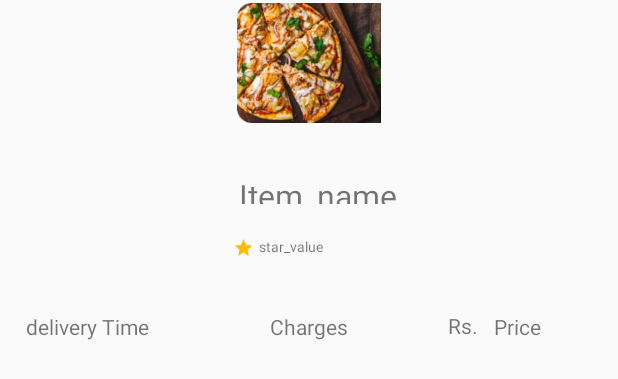
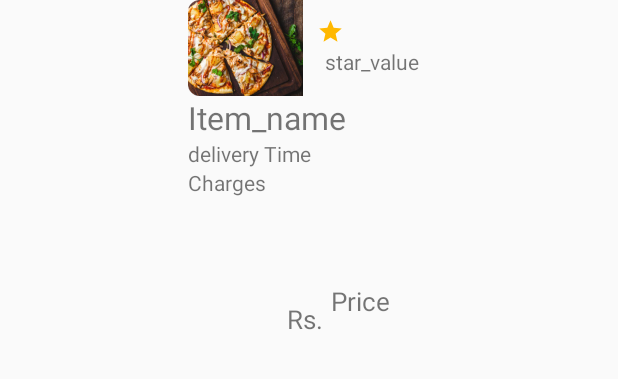
Before and after one commit to kaushikpuka1998/restaurant_app, an Android app: the layout recommended_recycler_items.xml on its own in the app's theme, with its tools: preview values and no code run, on a phone screen of 412 x 824 dp. Shown: the top 379 px of the screen. Run offline under Robolectric (Android 15) with nearby library versions, the phone set to English and light mode, and no system bars; Roboto replaces fonts that are not available here.

Commit message:
Recommended  UI Changed

```diff
--- a/app/src/main/res/layout/recommended_recycler_items.xml
+++ b/app/src/main/res/layout/recommended_recycler_items.xml
@@ -1,5 +1,5 @@
 <?xml version="1.0" encoding="utf-8"?>
-<androidx.constraintlayout.widget.ConstraintLayout xmlns:android="http://schemas.android.com/apk/res/android"
+<RelativeLayout xmlns:android="http://schemas.android.com/apk/res/android"
     xmlns:app="http://schemas.android.com/apk/res-auto"
     xmlns:tools="http://schemas.android.com/tools"
     android:layout_width="match_parent"
@@ -8,49 +8,68 @@
 
     <ImageView
         android:id="@+id/recoWhole"
-        android:layout_width="413dp"
-        android:layout_height="227dp"
+        android:layout_width="175dp"
+        android:layout_height="221dp"
+        android:layout_alignParentStart="true"
+        android:layout_alignParentTop="true"
+        android:layout_centerHorizontal="true"
+        android:layout_marginStart="116dp"
+
+
+
+        android:padding="15dp"
         app:layout_constraintBottom_toBottomOf="parent"
         app:layout_constraintEnd_toEndOf="parent"
-        app:layout_constraintTop_toTopOf="@+id/recommendedItemPic"
+        app:layout_constraintTop_toTopOf="parent"
         app:layout_constraintVertical_bias="0.0" />
 
     <ImageView
         android:id="@+id/recommendedItemPic"
-        android:layout_width="96dp"
-        android:layout_height="84dp"
+        android:layout_width="95dp"
+        android:layout_height="64dp"
+        android:layout_alignParentStart="true"
+        android:layout_alignParentTop="true"
+        android:layout_marginStart="116dp"
+        android:layout_marginTop="0dp"
+        app:layout_constraintBottom_toBottomOf="parent"
         app:layout_constraintEnd_toEndOf="parent"
+        app:layout_constraintHorizontal_bias="0.288"
         app:layout_constraintStart_toStartOf="parent"
+        app:layout_constraintTop_toTopOf="parent"
+        app:layout_constraintVertical_bias="0.0"
         app:srcCompat="@drawable/asiafood1"
-        tools:ignore="MissingConstraints"
-        tools:layout_editor_absoluteY="4dp" />
+        tools:ignore="MissingConstraints" />
 
     <TextView
         android:id="@+id/recommendedItem"
-        android:layout_width="125dp"
-        android:layout_height="20dp"
+        android:layout_width="wrap_content"
+        android:layout_height="wrap_content"
         android:fontFamily="@font/ubuntu_mono_bold"
         android:text="Item_name"
         android:textSize="21dp"
+        android:layout_below="@id/recommendedItemPic"
+        android:layout_marginLeft="125dp"
         app:layout_constraintBottom_toBottomOf="parent"
         app:layout_constraintEnd_toEndOf="parent"
-        app:layout_constraintHorizontal_bias="0.555"
+        app:layout_constraintHorizontal_bias="0.536"
         app:layout_constraintStart_toStartOf="parent"
-        app:layout_constraintTop_toBottomOf="@+id/recommendedItemPic"
-        app:layout_constraintVertical_bias="0.044"
+        app:layout_constraintTop_toTopOf="parent"
+        app:layout_constraintVertical_bias="0.0"
         tools:ignore="MissingConstraints" />
 
     <ImageView
         android:id="@+id/recommStar"
-        android:layout_width="14dp"
-        android:layout_height="16dp"
-        android:layout_marginTop="15dp"
+        android:layout_width="18dp"
+        android:layout_height="18dp"
+        android:layout_alignParentTop="true"
+        android:layout_toRightOf="@id/recommendedItemPic"
+        android:layout_marginTop="12dp"
         app:layout_constraintBottom_toBottomOf="parent"
         app:layout_constraintEnd_toEndOf="parent"
-        app:layout_constraintHorizontal_bias="0.391"
+        app:layout_constraintHorizontal_bias="0.425"
         app:layout_constraintStart_toStartOf="parent"
         app:layout_constraintTop_toBottomOf="@+id/recommendedItem"
-        app:layout_constraintVertical_bias="0.01"
+        app:layout_constraintVertical_bias="0.007"
         app:srcCompat="@drawable/ic_star_black_24dp"
         tools:ignore="MissingConstraints" />
 
@@ -58,30 +77,37 @@
         android:id="@+id/RecommendedRating"
         android:layout_width="wrap_content"
         android:layout_height="wrap_content"
+        android:layout_marginLeft="5dp"
         android:layout_marginTop="31dp"
         android:fontFamily="@font/ubuntu_mono"
         android:text="star_value"
-        android:textSize="9dp"
+        android:textSize="14dp"
+        android:layout_toRightOf="@id/recommendedItemPic"
         app:layout_constraintBottom_toBottomOf="parent"
         app:layout_constraintEnd_toEndOf="parent"
-        app:layout_constraintHorizontal_bias="0.467"
+        app:layout_constraintHorizontal_bias="0.501"
         app:layout_constraintStart_toStartOf="parent"
         app:layout_constraintTop_toTopOf="@+id/recommendedItem"
-        app:layout_constraintVertical_bias="0.017"
+        app:layout_constraintVertical_bias="0.021"
         tools:ignore="MissingConstraints" />
 
     <TextView
         android:id="@+id/RecommendedPrice"
         android:layout_width="wrap_content"
         android:layout_height="wrap_content"
+        android:layout_below="@id/RecommendedRating"
+        android:layout_marginLeft="0dp"
+        android:layout_marginTop="138dp"
+        android:layout_toRightOf="@+id/textView4"
         android:fontFamily="@font/ubuntu_mono"
         android:text="Price"
+        android:textSize="17dp"
         app:layout_constraintBottom_toBottomOf="parent"
         app:layout_constraintEnd_toEndOf="parent"
-        app:layout_constraintHorizontal_bias="0.866"
+        app:layout_constraintHorizontal_bias="0.512"
         app:layout_constraintStart_toStartOf="parent"
-        app:layout_constraintTop_toBottomOf="@+id/RecommendedRating"
-        app:layout_constraintVertical_bias="0.058"
+        app:layout_constraintTop_toTopOf="@+id/recommendedItem"
+        app:layout_constraintVertical_bias="0.231"
         tools:ignore="MissingConstraints" />
 
     <TextView
@@ -90,12 +116,14 @@
         android:layout_height="wrap_content"
         android:fontFamily="@font/ubuntu_mono"
         android:text="delivery Time"
+        android:layout_marginLeft="125dp"
+        android:layout_below="@id/recommendedItem"
         app:layout_constraintBottom_toBottomOf="parent"
         app:layout_constraintEnd_toEndOf="parent"
-        app:layout_constraintHorizontal_bias="0.053"
+        app:layout_constraintHorizontal_bias="0.309"
         app:layout_constraintStart_toStartOf="parent"
-        app:layout_constraintTop_toBottomOf="@+id/RecommendedRating"
-        app:layout_constraintVertical_bias="0.058"
+        app:layout_constraintTop_toTopOf="parent"
+        app:layout_constraintVertical_bias="0.094"
         tools:ignore="MissingConstraints" />
 
     <TextView
@@ -104,24 +132,33 @@
         android:layout_height="wrap_content"
         android:fontFamily="@font/ubuntu_mono"
         android:text="Charges"
+        android:layout_marginLeft="125dp"
+        android:layout_below="@id/recommended_deliverytime"
         app:layout_constraintBottom_toBottomOf="parent"
         app:layout_constraintEnd_toEndOf="parent"
+        app:layout_constraintHorizontal_bias="0.272"
         app:layout_constraintStart_toStartOf="parent"
-        app:layout_constraintTop_toBottomOf="@+id/RecommendedRating"
-        app:layout_constraintVertical_bias="0.058"
+        app:layout_constraintTop_toTopOf="parent"
+        app:layout_constraintVertical_bias="0.128"
         tools:ignore="MissingConstraints" />
 
     <TextView
         android:id="@+id/textView4"
         android:layout_width="29dp"
         android:layout_height="21dp"
+        android:layout_below="@id/recommended_deliv_charges"
+        android:layout_centerHorizontal="true"
+        android:layout_marginLeft="76dp"
+        android:layout_marginTop="69dp"
         android:fontFamily="@font/ubuntu_mono"
+
         android:text="Rs."
+        android:textSize="17dp"
         app:layout_constraintBottom_toBottomOf="parent"
         app:layout_constraintEnd_toEndOf="parent"
-        app:layout_constraintHorizontal_bias="0.78"
+        app:layout_constraintHorizontal_bias="0.421"
         app:layout_constraintStart_toStartOf="parent"
-        app:layout_constraintTop_toBottomOf="@+id/RecommendedRating"
-        app:layout_constraintVertical_bias="0.058"
+        app:layout_constraintTop_toTopOf="parent"
+        app:layout_constraintVertical_bias="0.233"
         tools:ignore="MissingConstraints" />
-</androidx.constraintlayout.widget.ConstraintLayout>
+</RelativeLayout>
```
